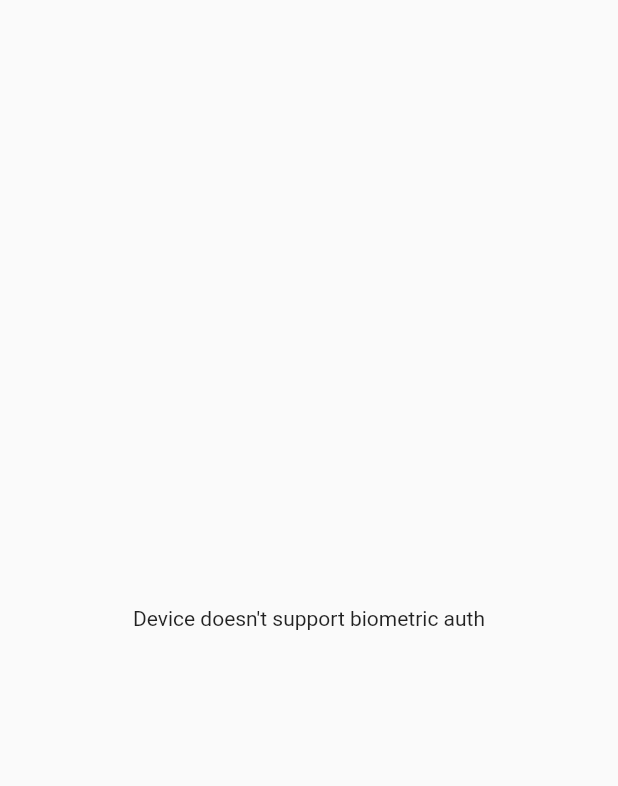
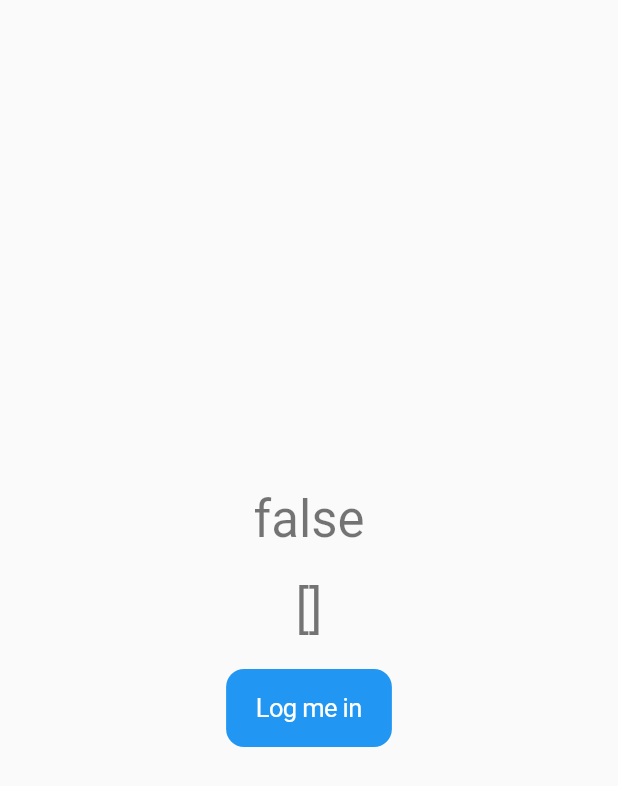
Before and after one commit to marcossevilla/biometric_auth_demo, a Flutter app: the screen it shows after launch, on a phone screen of 412 x 824 dp. Shown: the top 786 px of the screen. Run offline on Flutter 3.47's test engine with Material 2 defaults, Android fonts, the phone set to English and light mode, and no system bars; our stand-ins replace flutter_riverpod, local_auth.

Commit message:
Refactored whole app with Riverpod

```diff
--- /dev/null
+++ b/analysis_options.yaml
@@ -0,0 +1,4 @@
+include: package:very_good_analysis/analysis_options.yaml
+# linter:
+#   rules:
+#     # public_member_api_docs: false
--- a/lib/blocs/local_auth_bloc.dart
+++ /dev/null
@@ -1,49 +0,0 @@
-/*
-  This can be any BLoC that consumes the
-  LocalAuthService
-*/
-
-import 'package:flutter/material.dart';
-
-import '../locator.dart';
-import '../services/local_auth_service.dart';
-
-class LocalAuthBloc with ChangeNotifier {
-  LocalAuthBloc() {
-    checkBiometricSupport();
-  }
-
-  // using our service
-  final _localAuth = locator<LocalAuthenticationService>();
-
-  // checks if auth is supported
-  bool _supportsBiometricAuth = false;
-  bool get supportsBiometricAuth => _supportsBiometricAuth;
-
-  // handle auth state
-  bool _isAuthenticated = false;
-  bool get isAuthenticated => _isAuthenticated;
-
-  // just for the example, show all the available methods
-  List _availableMethods = [];
-  List get availableMethods => _availableMethods;
-
-  // our methods that consume the service
-  Future<void> checkBiometricSupport() async {
-    _supportsBiometricAuth = await _localAuth.checkBiometrics();
-    notifyListeners();
-
-    // this is an extra just to show available method, you can omit it
-    if (_supportsBiometricAuth) getAvailableMethods();
-  }
-
-  Future<void> getAvailableMethods() async {
-    _availableMethods = await _localAuth.getAvailableMethods();
-    notifyListeners();
-  }
-
-  Future<void> authenticate() async {
-    _isAuthenticated = await _localAuth.authenticate();
-    notifyListeners();
-  }
-}
--- /dev/null
+++ b/lib/logic/local_auth_providers.dart
@@ -0,0 +1,35 @@
+import 'package:flutter/foundation.dart';
+import 'package:flutter/services.dart';
+
+import 'package:flutter_riverpod/flutter_riverpod.dart';
+import 'package:local_auth/local_auth.dart';
+import 'package:meta/meta.dart';
+
+export 'package:local_auth/local_auth.dart' show BiometricType;
+
+part 'local_auth_service.dart';
+
+/// Provider to handle biometric authentication
+final _localAuthProvider = Provider<LocalAuthenticationService>(
+  (_) => LocalAuthenticationService(auth: LocalAuthentication()),
+);
+
+/// StateProvider that manages if user is authenticated via biometrics
+final isAuthenticatedProvider = StateProvider<bool>((_) => false);
+
+/// FutureProvider that modifies the isAuthenticatedProvider's state
+final authenticateUser = FutureProvider<void>(
+  (ref) async {
+    final authResult = await ref.read(_localAuthProvider).authenticate();
+    ref.read(isAuthenticatedProvider).state = authResult;
+  },
+);
+
+/// FutureProvider that returns the list of methods
+/// the device supports for biometric authentication
+final biometricMethodsProvider = FutureProvider<List<BiometricType>>(
+  (ref) async {
+    final methods = ref.read(_localAuthProvider).getAvailableMethods();
+    return methods;
+  },
+);
--- a/lib/main.dart
+++ b/lib/main.dart
@@ -1,20 +1,20 @@
 import 'package:flutter/material.dart';
 
-import 'locator.dart';
+import 'package:flutter_riverpod/flutter_riverpod.dart';
+
 import 'ui/home.dart';
 
 void main() {
-  initLocator();
-
-  runApp(BiometricAuthDemo());
+  runApp(ProviderScope(child: BiometricAuthDemo()));
 }
 
+/// Starting point of the app
 class BiometricAuthDemo extends StatelessWidget {
   @override
   Widget build(BuildContext context) {
     return MaterialApp(
       title: 'Biometric Auth App',
-      home: HomeView(),
+      home: HomePage(),
     );
   }
 }
--- a/lib/services/local_auth_service.dart
+++ /dev/null
@@ -1,29 +0,0 @@
-import 'package:flutter/services.dart';
-import 'package:local_auth/local_auth.dart';
-
-class LocalAuthenticationService {
-  final _auth = LocalAuthentication();
-
-  bool _isAuthenticated = false;
-
-  Future<bool> checkBiometrics() async => await _auth.canCheckBiometrics;
-
-  Future getAvailableMethods() async {
-    return await _auth.getAvailableBiometrics();
-  }
-
-  Future<bool> authenticate() async {
-    try {
-      _isAuthenticated = await _auth.authenticateWithBiometrics(
-        // you can setup a localized string instead of this placeholder one
-        localizedReason: 'I need your data',
-        useErrorDialogs: true,
-        stickyAuth: true,
-      );
-      return _isAuthenticated;
-    } on PlatformException catch (e) {
-      print(e);
-      return false;
-    }
-  }
-}
--- a/lib/ui/home.dart
+++ b/lib/ui/home.dart
@@ -1,44 +1,70 @@
+import 'package:flutter/cupertino.dart';
 import 'package:flutter/material.dart';
 
-import 'package:provider/provider.dart';
+import 'package:flutter_riverpod/flutter_riverpod.dart';
 
-import '../blocs/local_auth_bloc.dart';
+import '../logic/local_auth_providers.dart';
 
-class HomeView extends StatelessWidget {
+/// Entry point page for the app
+class HomePage extends StatelessWidget {
+  /// Static named route for page
+  static const String route = 'Home';
+
+  /// Static method to return the widget as a PageRoute
+  static Route go() => MaterialPageRoute<void>(builder: (_) => HomePage());
+
   @override
   Widget build(BuildContext context) {
-    return ChangeNotifierProvider(
-      create: (context) => LocalAuthBloc(),
-      child: Scaffold(
-        body: Consumer<LocalAuthBloc>(
-          builder: (context, bloc, _) {
-            if (bloc.supportsBiometricAuth) {
-              return Column(
-                mainAxisAlignment: MainAxisAlignment.center,
-                crossAxisAlignment: CrossAxisAlignment.stretch,
-                children: [
-                  FlatButton(
-                    child: Text('Authenticate'),
-                    onPressed: bloc.authenticate,
-                  ),
-                  Text(
-                    '${bloc.isAuthenticated}',
-                    textAlign: TextAlign.center,
-                  ),
-                  Text(
-                    '${bloc.availableMethods}',
-                    textAlign: TextAlign.center,
-                  ),
-                ],
-              );
-            } else {
-              return Center(
-                child: Text('Device doesn\'t support biometric auth'),
-              );
-            }
-          },
+    final size = MediaQuery.of(context).size;
+
+    return Scaffold(
+      body: SizedBox(
+        width: size.width,
+        height: size.height,
+        child: Column(
+          mainAxisAlignment: MainAxisAlignment.center,
+          children: [
+            const _AuthenticationState(),
+            const SizedBox(height: 20),
+            const _BiometricMethods(),
+            const SizedBox(height: 20),
+            CupertinoButton.filled(
+              child: const Text('Log me in'),
+              onPressed: () => context.read(authenticateUser),
+            ),
+          ],
         ),
       ),
     );
   }
 }
+
+class _AuthenticationState extends ConsumerWidget {
+  const _AuthenticationState({Key key}) : super(key: key);
+
+  @override
+  Widget build(BuildContext context, ScopedReader watch) {
+    final isAuthenticated = watch(isAuthenticatedProvider);
+
+    return Text(
+      '${isAuthenticated.state}',
+      style: Theme.of(context).textTheme.headline4,
+    );
+  }
+}
+
+class _BiometricMethods extends ConsumerWidget {
+  const _BiometricMethods({Key key}) : super(key: key);
+
+  @override
+  Widget build(BuildContext context, ScopedReader watch) {
+    return watch(biometricMethodsProvider).when(
+      data: (List<BiometricType> data) => Text(
+        '$data',
+        style: Theme.of(context).textTheme.headline4,
+      ),
+      loading: () => const LinearProgressIndicator(),
+      error: (error, _) => Text(error.toString()),
+    );
+  }
+}
```
Also changed, not shown: lib/locator.dart (deleted, +0 -15 lines), lib/logic/local_auth_service.dart (added, +43 -0 lines), pubspec.yaml (+7 -7 lines), pubspec.lock, 2 other files.
